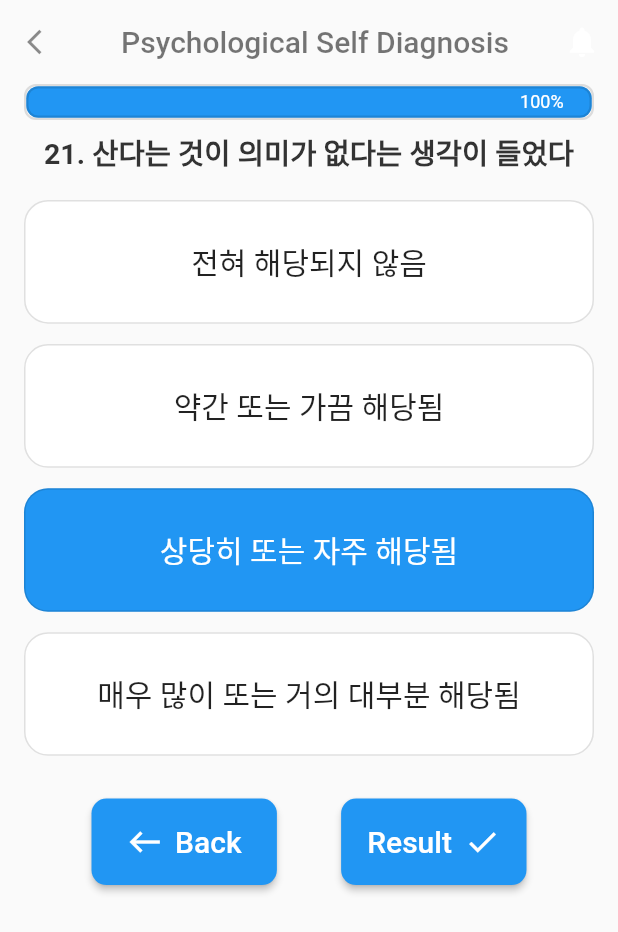
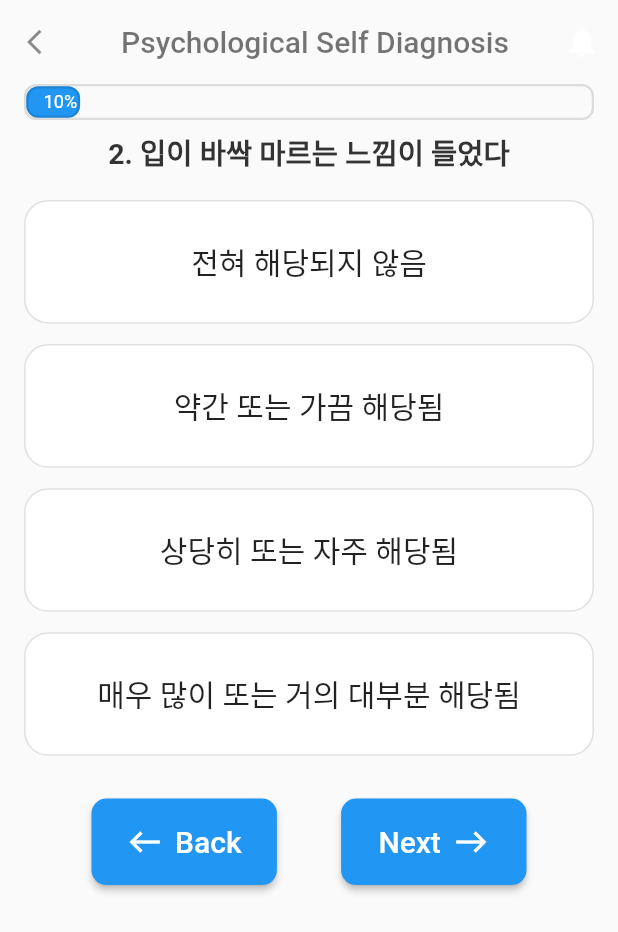
Before and after one commit to 2023-GSC-Diviction/Diviction-User, a Flutter app: the PsychologicalSurvey screen opened directly, after a tap on "Next", on a phone screen of 412 x 824 dp. Shown: the top 932 px of the screen. Run offline on Flutter 3.47's test engine with Material 2 defaults, Android fonts, the phone set to English and light mode, and no system bars; drawn by our look-alikes of flutter_animation_progress_bar; our stand-ins replace chat_bubbles, cloud_firestore, dio, firebase_core, firebase_database, fl_chart and 11 more; missing offline and left inert: circular_seek_bar; accounts and stored records are empty.

```diff
--- a/lib/screen/splash_screen.dart
+++ b/lib/screen/splash_screen.dart
@@ -55,7 +55,7 @@ class SplashScreen extends ConsumerWidget {
           if (value == true) {
             checkDay();
           } else if (value == false) {
-            checkDay(); // 설문api 연동을 위해 변경함 원래는 toLoginScreen 였음
+            toLoginScreen();
           }
         },
         loading: () {},
--- a/lib/screen/survey/alcohol_survey.dart
+++ b/lib/screen/survey/alcohol_survey.dart
@@ -22,7 +22,7 @@ class _AlcoholSurveyState extends State<AlcoholSurvey> {
   int currentIndex = 1;
   // choosedAnswers : 1번 질문 부터 11번 질문까지에 대한 응답을 저장함 12개
   List<int> choosedAnswers =
-      List.generate(MaxValue + 1, (index) => 1); // test를 위해 -1 -> 1로 변경
+      List.generate(MaxValue + 1, (index) => -1);
 
   @override
   Widget build(BuildContext context) {
--- a/lib/screen/survey/drug_survey.dart
+++ b/lib/screen/survey/drug_survey.dart
@@ -24,7 +24,7 @@ class _DrugSurveyState extends State<DrugSurvey> {
   int currentIndex = -1;
   List<bool> checkBoxList = List.generate(9, (index) => false); // false 8개
   // choosedAnswers : 0번 질문 부터 12번 질문까지에 대한 응답을 저장함 13개
-  List<int> choosedAnswers = List.generate(MaxValue + 1, (index) => 1); // test를 위해 -1 -> 1로 변경함
+  List<int> choosedAnswers = List.generate(MaxValue + 1, (index) => -1);
   List<String> SelectedDrugsName = []; // 마약 선택시에 초기화
   ScrollController _scrollController =
       ScrollController(); // Next 버튼 누르면 스크롤 위치 초기화 되게할 때 사용
--- a/lib/screen/survey/psychological_survey.dart
+++ b/lib/screen/survey/psychological_survey.dart
@@ -24,8 +24,7 @@ final Map<String, int> sumScore = {'D': 0, 'A': 0, 'S': 0};
 class _PsychologicalSurveyState extends State<PsychologicalSurvey> {
   int currentIndex = 1;
   // choosedAnswers : 1번 질문 부터 21번 질문까지에 대한 응답을 저장함 21개
-  // test를 위해 -1 -> 2로 변경함
-  List<int> choosedAnswers = List.generate(MaxValue + 1, (index) => 2);
+  List<int> choosedAnswers = List.generate(MaxValue + 1, (index) => -1);
 
   @override
   Widget build(BuildContext context) {
@@ -106,7 +105,7 @@ class _PsychologicalSurveyState extends State<PsychologicalSurvey> {
   void onNextButtonPressed() {
     setState(() {
       if (currentIndex == 1) {
-        currentIndex += 20; // test를 위해 1 -> 20으로 변경함
+        currentIndex += 1;
         return;
       }
       // currentIndex 문항에 대해 응답하지 않은 경우 - 개발을 위해 주석처리
```
